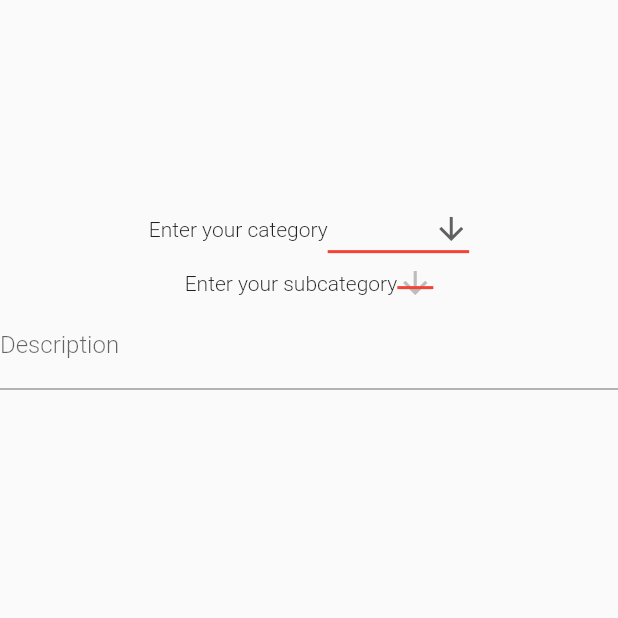
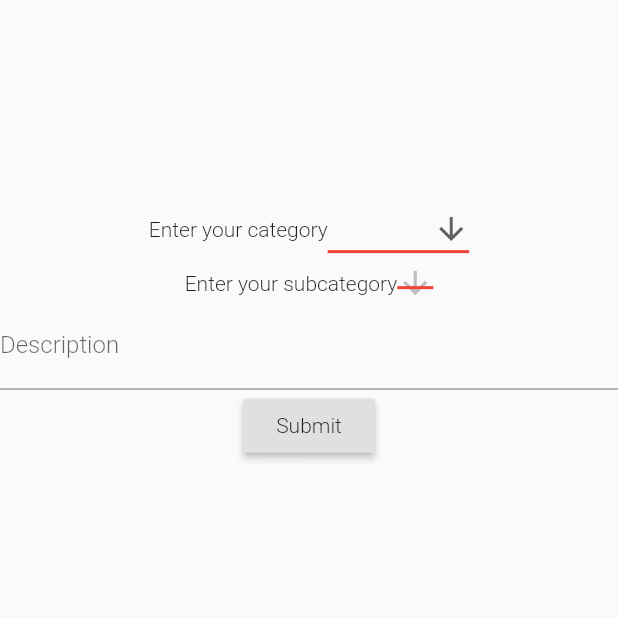
Before and after one commit to RaphaelChevallier/Flare-Hackathon, a Flutter app: the RequestWidget screen opened directly, on a phone screen of 412 x 824 dp, the top half of it. Run offline on Flutter 3.47's test engine with Material 2 defaults, Android fonts, the phone set to English and light mode, and no system bars; our stand-ins replace firebase_core, firebase_database, geolocator, google_maps_flutter, permission_handler; accounts and stored records are empty.

Commit message:
Empty submit button

```diff
--- a/good_neighbors/lib/requests.dart
+++ b/good_neighbors/lib/requests.dart
@@ -146,8 +146,14 @@ class _RequestWidget extends State<RequestWidget> {
 
                    ),
                    _buildDescription(),
+                    RaisedButton(
+                      child: Text('Submit'),
+                      onPressed:(){
 
+                      },
+                    ),
                 ],
+
               ),
             ),
           ),
```
